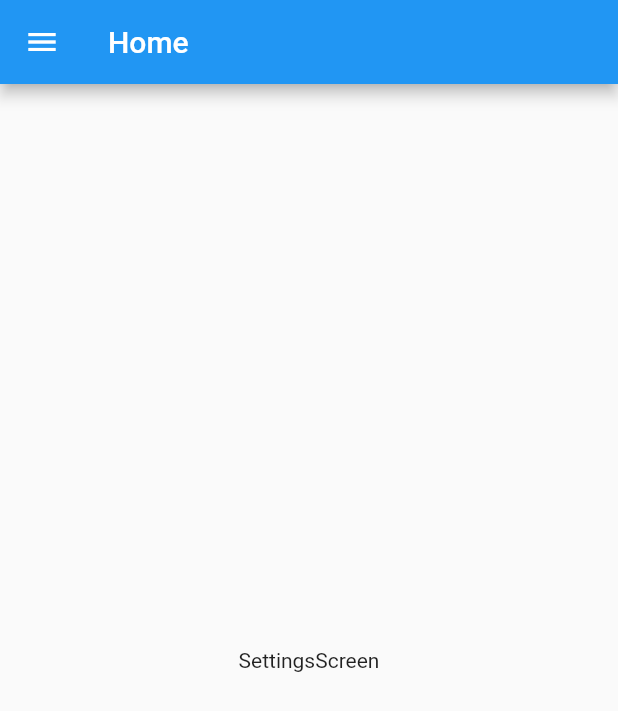
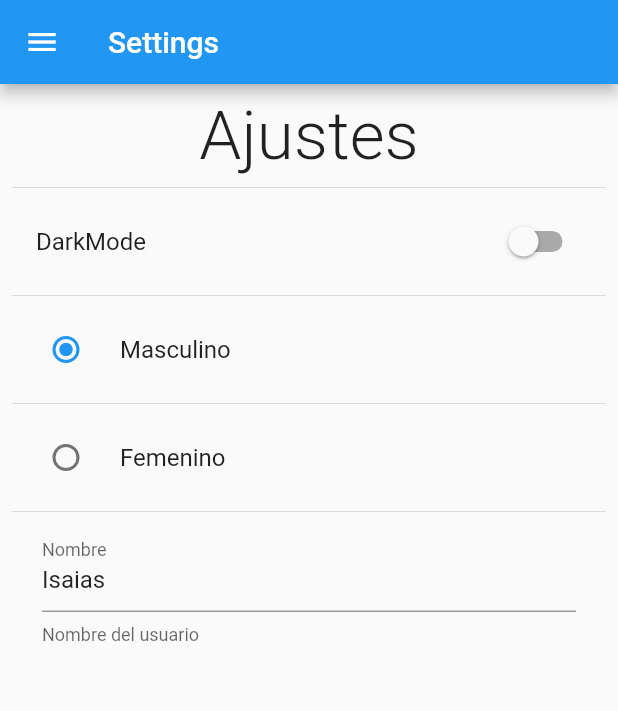
Before and after one commit to isamed92/user-preferences-app, a Flutter app: the SettingsScreen screen opened by its route, on a phone screen of 412 x 824 dp. Shown: the top 711 px of the screen. Run offline on Flutter 3.47's test engine with Material 2 defaults, Android fonts, the phone set to English and light mode, and no system bars.

Commit message:
change settings screen

```diff
--- a/lib/screens/settings_screen.dart
+++ b/lib/screens/settings_screen.dart
@@ -1,20 +1,80 @@
 import 'package:flutter/material.dart';
+import 'package:preferences_app/widgets/widgets.dart';
 
-class SettingsScreen extends StatelessWidget {
+class SettingsScreen extends StatefulWidget {
   static const String routerName = 'Settings';
 
   const SettingsScreen({Key? key}) : super(key: key);
 
   @override
+  State<SettingsScreen> createState() => _SettingsScreenState();
+}
+
+class _SettingsScreenState extends State<SettingsScreen> {
+  bool isDarkMode = false;
+  int gender = 1;
+  String name = 'Pedro';
+  @override
   Widget build(BuildContext context) {
     return Scaffold(
-      appBar: AppBar(
-        title: const Text('Home'),
-      ),
-      drawer: Container(),
-      body: const Center(
-        child: Text('SettingsScreen'),
-      ),
-    );
+        appBar: AppBar(
+          title: const Text('Settings'),
+        ),
+        drawer: const SideMenu(),
+        body: Padding(
+          padding: const EdgeInsets.all(8.0),
+          child: SingleChildScrollView(
+            child: Column(
+              children: [
+                const Text(
+                  'Ajustes',
+                  style: TextStyle(fontSize: 45, fontWeight: FontWeight.w300),
+                ),
+                const Divider(),
+                SwitchListTile.adaptive(
+                  value: isDarkMode,
+                  onChanged: (value) {
+                    isDarkMode = value;
+                    setState(() {});
+                  },
+                  title: const Text('DarkMode'),
+                ),
+                const Divider(),
+                RadioListTile<int>(
+                  title: const Text('Masculino'),
+                  value: 1,
+                  groupValue: gender,
+                  onChanged: (value) {
+                    gender = value ?? 1;
+                    setState(() {});
+                  },
+                ),
+                const Divider(),
+                RadioListTile<int>(
+                  title: const Text('Femenino'),
+                  value: 2,
+                  groupValue: gender,
+                  onChanged: (value) {
+                    gender = value ?? 2;
+                    setState(() {});
+                  },
+                ),
+                const Divider(),
+                Padding(
+                  padding: const EdgeInsets.symmetric(horizontal: 20),
+                  child: TextFormField(
+                    onChanged: (value) {
+                      name = value;
+                      setState(() {});
+                    },
+                    initialValue: 'Isaias',
+                    decoration: const InputDecoration(
+                        labelText: 'Nombre', helperText: 'Nombre del usuario'),
+                  ),
+                )
+              ],
+            ),
+          ),
+        ));
   }
 }
```
Also changed, not shown: lib/screens/home_screen.dart (+15 -8 lines), lib/widgets/side_menu.dart (+19 -4 lines).
